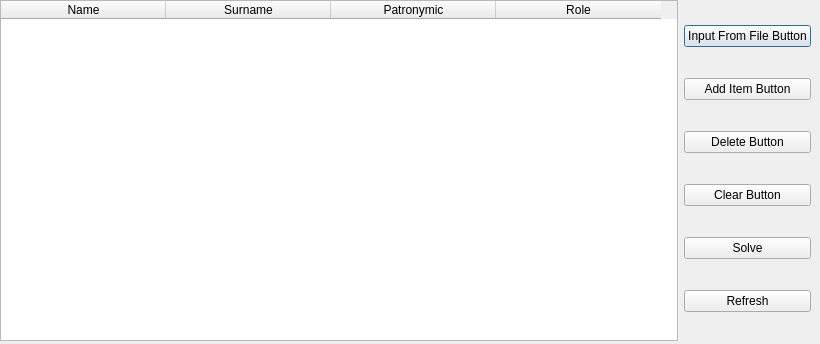
The window that HashTable/hashtable.ui (dionisiyKD/ADS-Final-Project) describes before a commit, drawn with Qt 5.
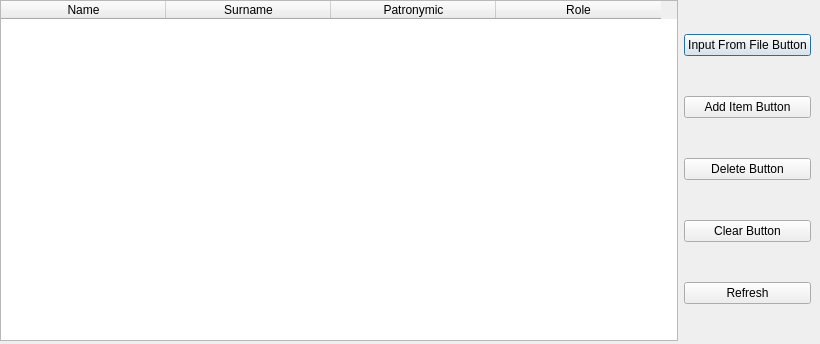
The same window after the commit.

Diff of the .ui file:
```diff
--- a/HashTable/hashtable.ui
+++ b/HashTable/hashtable.ui
@@ -80,13 +80,6 @@
         </property>
        </widget>
       </item>
-      <item>
-       <widget class="QPushButton" name="SolveButton">
-        <property name="text">
-         <string>Solve</string>
-        </property>
-       </widget>
-      </item>
       <item>
        <widget class="QPushButton" name="RefreshButton">
         <property name="text">
```
